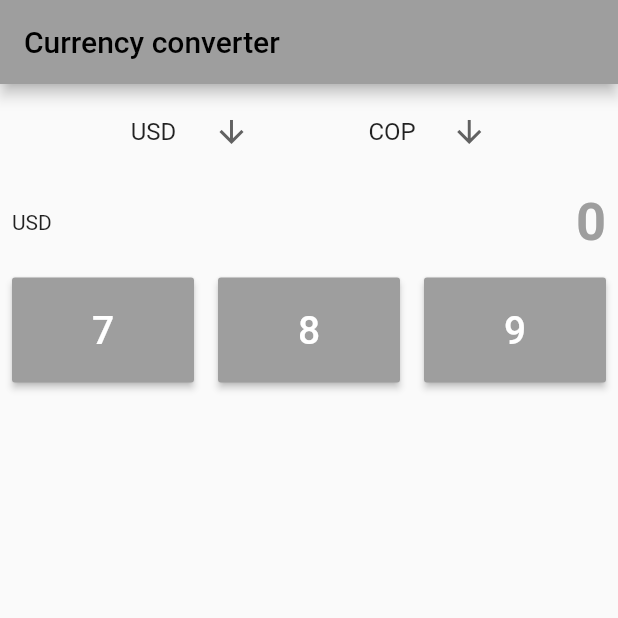
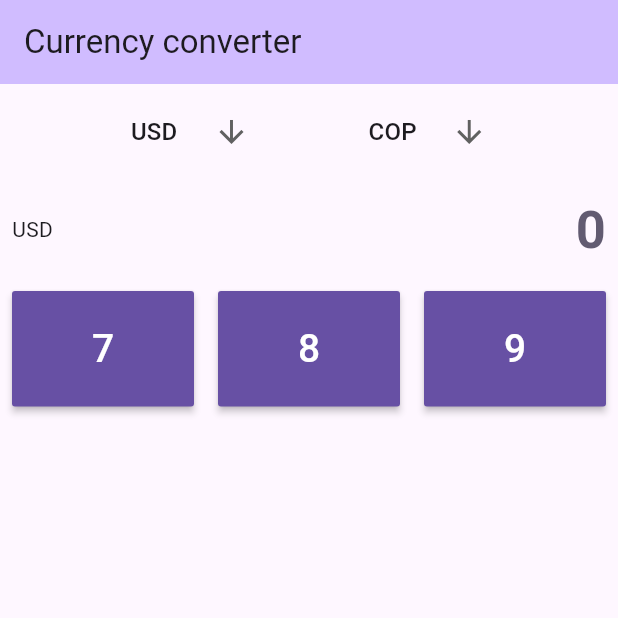
Before and after one commit to FundamentosProgramacionMovil/f_currency_converter_activity, a Flutter app: the screen it shows after launch, on a phone screen of 412 x 824 dp, the top half of it. Run offline on Flutter 3.47's test engine with Material 2 defaults, Android fonts, the phone set to English and light mode, and no system bars.

Commit message:
Update theme

```diff
--- a/lib/ui/my_app.dart
+++ b/lib/ui/my_app.dart
@@ -12,6 +12,7 @@ class MyApp extends StatelessWidget {
         title: 'Currency converter',
         theme: ThemeData(
           primarySwatch: Colors.grey,
+          useMaterial3: true,
         ),
         home: const ConverterPage());
   }
--- a/lib/ui/pages/converter_page.dart
+++ b/lib/ui/pages/converter_page.dart
@@ -18,6 +18,7 @@ class _ConverterPageState extends State<ConverterPage> {
   Widget build(BuildContext context) {
     return Scaffold(
         appBar: AppBar(
+          backgroundColor: Theme.of(context).colorScheme.inversePrimary,
           title: const Text('Currency converter'),
         ),
         body: Column(children: [
```
Also changed, not shown: pubspec.lock.
